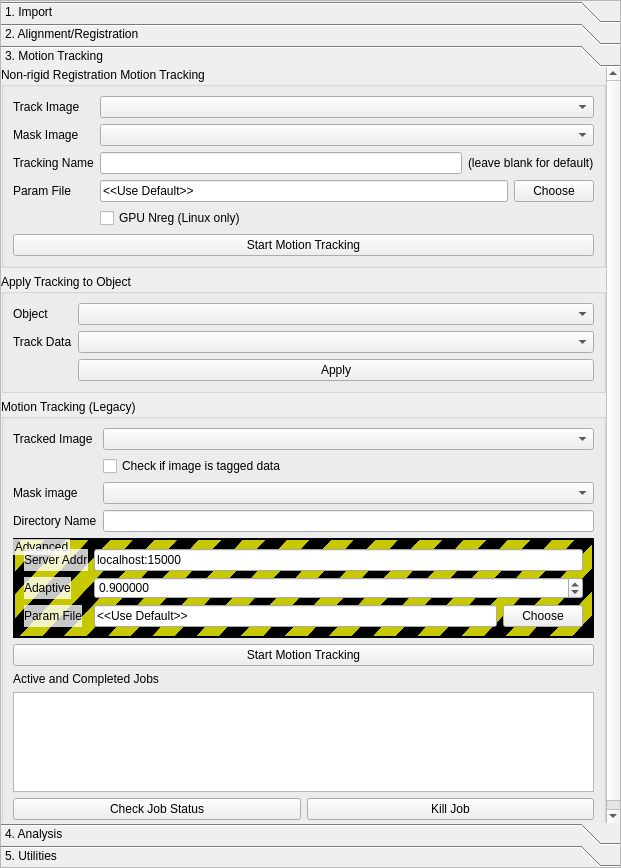
Old version of the form src/ui/CardiacMotionProp.ui in the repository ericspod/Eidolon.
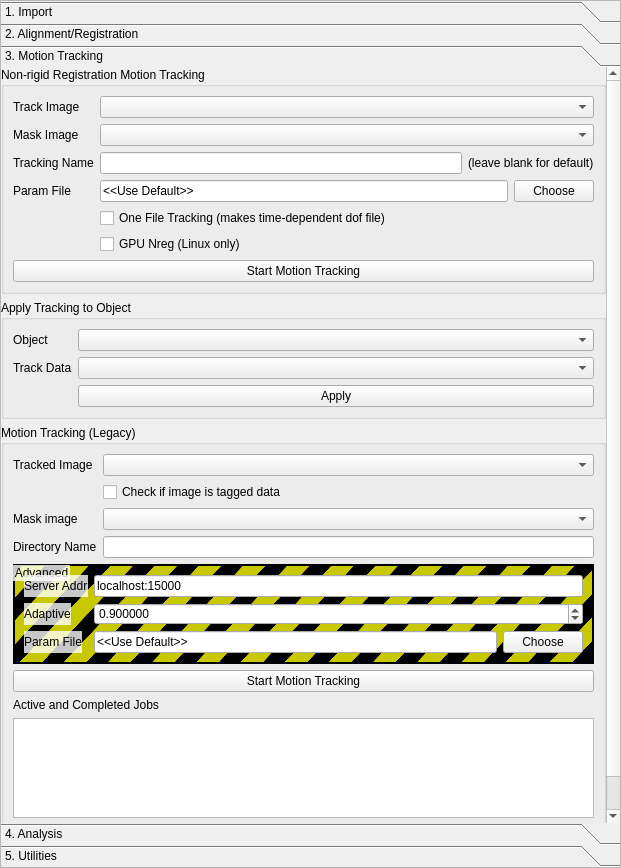
New version of the form. The open tabs and pages were chosen to show the change.

The edit to the form file:
```diff
--- a/src/ui/CardiacMotionProp.ui
+++ b/src/ui/CardiacMotionProp.ui
@@ -444,8 +444,8 @@
        <rect>
         <x>0</x>
         <y>0</y>
-        <width>606</width>
-        <height>855</height>
+        <width>619</width>
+        <height>761</height>
        </rect>
       </property>
       <property name="sizePolicy">
@@ -538,13 +538,20 @@
             <item row="1" column="1">
              <widget class="QComboBox" name="maskNregBox"/>
             </item>
-            <item row="4" column="1">
+            <item row="5" column="1">
              <widget class="QCheckBox" name="gpuNregCheck">
               <property name="text">
                <string>GPU Nreg (Linux only)</string>
               </property>
              </widget>
             </item>
+            <item row="4" column="1">
+             <widget class="QCheckBox" name="oneFileCheck">
+              <property name="text">
+               <string>One File Tracking (makes time-dependent dof file)</string>
+              </property>
+             </widget>
+            </item>
            </layout>
           </item>
           <item>
```
Left out of the diff: 16 changed lines with no effect on the pictures.
